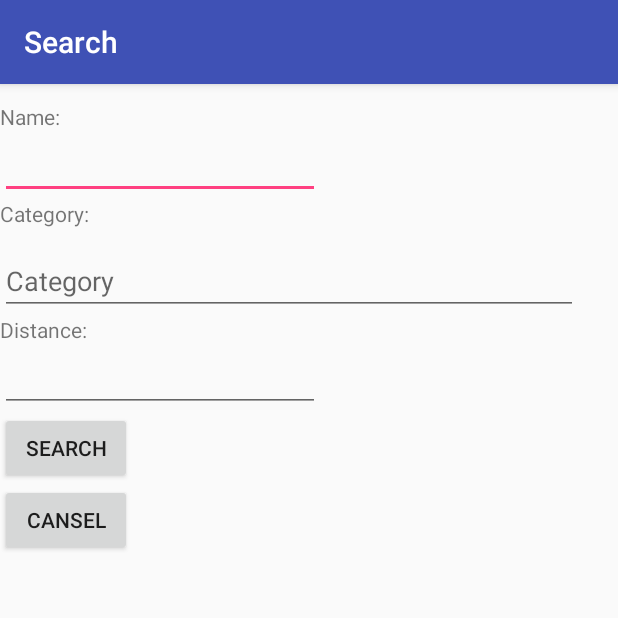
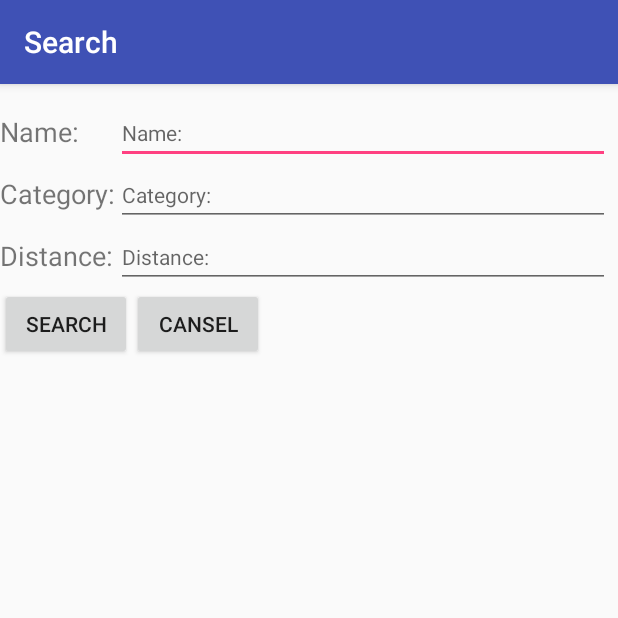
Before and after one commit to statuty/maps, an Android app: the SearchActivity screen opened directly, with no data from a screen before it, on a phone screen of 412 x 824 dp, the top half of it. Run offline under Robolectric (Android 15) with nearby library versions, the phone set to English and light mode, and no system bars.

Commit message:
fix search page

```diff
--- a/app/src/main/res/layout/content_search_location.xml
+++ b/app/src/main/res/layout/content_search_location.xml
@@ -6,78 +6,123 @@
     <LinearLayout
         android:layout_width="wrap_content"
         android:layout_height="wrap_content"
+        android:layout_marginTop="68dp"
+        android:paddingEnd="5dp"
+        android:paddingRight="5dp"
+        android:layout_alignParentTop="true"
         android:layout_alignParentLeft="true"
         android:layout_alignParentStart="true"
-        android:layout_alignParentTop="true"
-        android:layout_marginTop="68dp"
-        android:orientation="vertical"
-        android:paddingEnd="5dp"
-        android:paddingRight="5dp">
+        android:layout_alignParentRight="true"
+        android:layout_alignParentEnd="true"
+        android:orientation="vertical">
+
+        <TableLayout
+            android:layout_width="match_parent"
+            android:layout_height="match_parent"
+            android:layout_weight="1"
+            android:baselineAligned="false"
+            android:stretchColumns="1"
+            android:shrinkColumns="0">
+
+            <TableRow
+                android:layout_width="wrap_content"
+                android:layout_height="match_parent"
+                android:layout_weight="1">
 
                 <TextView
                     android:id="@+id/textView"
                     android:layout_width="wrap_content"
-            android:layout_height="wrap_content"
-            android:layout_alignParentLeft="true"
-            android:layout_alignParentStart="true"
+                    android:layout_height="match_parent"
                     android:layout_alignParentTop="true"
                     android:labelFor="@+id/name"
-            android:text="@string/loc_name" />
+                    android:text="@string/loc_name"
+                    android:textSize="18sp"
+                    android:layout_column="0"
+                    android:layout_alignParentStart="true"
+                    android:layout_alignParentLeft="true"
+                    android:paddingTop="7dp" />
 
                 <EditText
                     android:id="@+id/name"
-            android:layout_width="wrap_content"
-            android:layout_height="wrap_content"
+                    android:layout_width="match_parent"
+                    android:layout_height="match_parent"
                     android:layout_alignParentLeft="true"
                     android:layout_alignParentStart="true"
                     android:layout_below="@+id/textView"
-            android:ems="10"
-            android:inputType="textPersonName" />
+                    android:inputType="text"
+                    android:hint="@string/loc_name"
+                    android:textSize="14sp"
+                    android:layout_column="1"
+                    android:layout_weight="3.06" />
+            </TableRow>
+
+            <TableRow
+                android:layout_width="match_parent"
+                android:layout_height="match_parent">
 
                 <TextView
                     android:text="@string/marker_category"
-            android:layout_width="385dp"
-            android:layout_height="32dp"
+                    android:layout_width="match_parent"
+                    android:layout_height="match_parent"
                     android:id="@+id/textView11"
                     android:labelFor="@+id/category"
                     android:layout_alignParentLeft="true"
-            android:layout_alignParentStart="true" />
+                    android:layout_alignParentStart="true"
+                    android:textSize="18sp"
+                    android:layout_weight="1.01"
+                    android:layout_column="0"
+                    android:paddingTop="7dp" />
 
                 <EditText
+                    android:layout_width="wrap_content"
+                    android:layout_height="match_parent"
+                    android:hint="@string/marker_category"
+                    android:id="@+id/category"
+                    android:textSize="14sp"
+                    android:inputType="text"
+                    android:layout_column="1" />
+            </TableRow>
+
+            <TableRow
                 android:layout_width="match_parent"
-            android:layout_height="wrap_content"
-            android:inputType="textPersonName"
-            android:ems="30"
-            android:hint="Category"
-            android:id="@+id/category" />
+                android:layout_height="match_parent">
 
                 <TextView
                     android:id="@+id/textView2"
                     android:layout_width="wrap_content"
-            android:layout_height="wrap_content"
+                    android:layout_height="match_parent"
                     android:layout_alignParentLeft="true"
                     android:layout_alignParentStart="true"
                     android:layout_below="@+id/textView"
                     android:labelFor="@+id/dist"
-            android:text="@string/loc_dist" />
+                    android:text="@string/loc_dist"
+                    android:textSize="18sp"
+                    android:layout_column="0"
+                    android:paddingTop="7dp" />
 
                 <EditText
                     android:id="@+id/dist"
-            android:layout_width="wrap_content"
-            android:layout_height="wrap_content"
+                    android:layout_width="match_parent"
+                    android:layout_height="match_parent"
                     android:layout_below="@+id/textView2"
-            android:ems="10"
-            android:inputType="numberDecimal|number" />
+                    android:inputType="numberDecimal|number"
+                    android:hint="@string/loc_dist"
+                    android:textSize="14sp"
+                    android:layout_column="1" />
+            </TableRow>
+
+        </TableLayout>
+
+        <LinearLayout
+            android:orientation="horizontal"
+            android:layout_width="match_parent"
+            android:layout_height="match_parent"
+            android:layout_weight="1">
 
             <Button
                 android:id="@+id/search"
                 android:layout_width="wrap_content"
                 android:layout_height="wrap_content"
-            android:layout_alignParentEnd="true"
-            android:layout_alignParentRight="true"
-            android:layout_centerVertical="true"
-            android:layout_marginEnd="104dp"
-            android:layout_marginRight="104dp"
                 android:onClick="onSearch"
                 android:text="@string/search" />
 
@@ -88,4 +133,6 @@
                 android:text="@string/cansel"
                 android:onClick="onCansel" />
         </LinearLayout>
+
+    </LinearLayout>
 </RelativeLayout>
```
Lines whose indentation alone changed are shown as unchanged.
